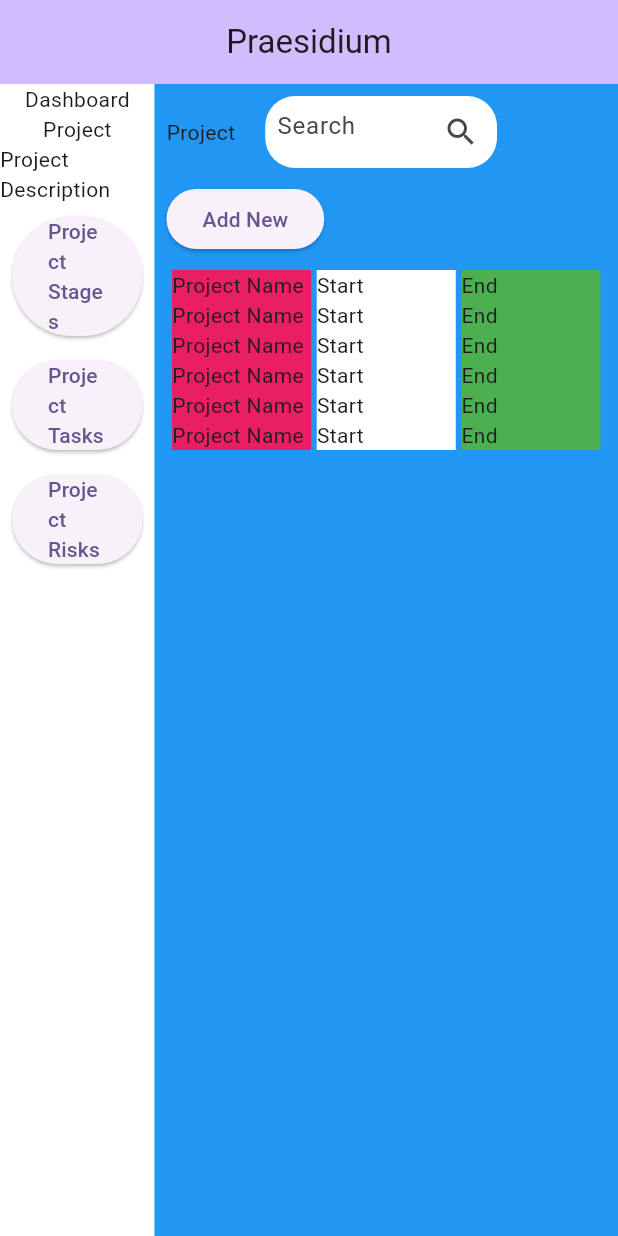
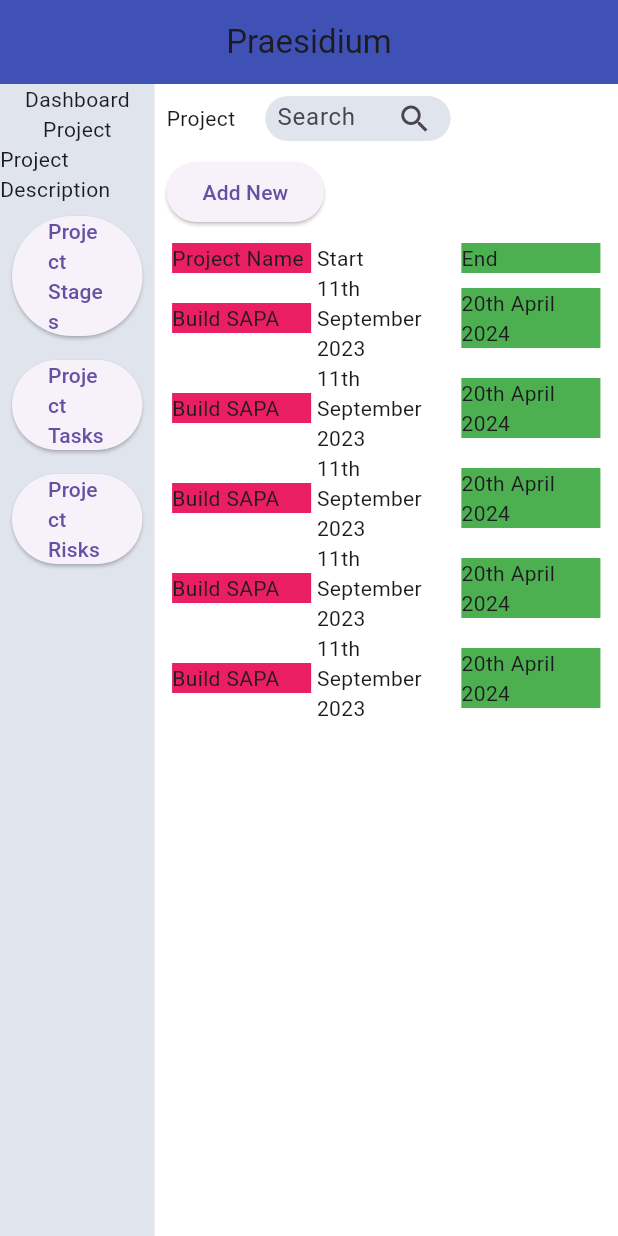
Before and after one commit to Bradley-Boodoo/Praesidium, a Flutter app: the screen it shows after launch, on a phone screen of 412 x 824 dp. Run offline on Flutter 3.47's test engine with Material 2 defaults, Android fonts, the phone set to English and light mode, and no system bars; our stand-ins replace bloc.

Commit message:
little prettier

```diff
--- a/lib/main.dart
+++ b/lib/main.dart
@@ -1,6 +1,7 @@
 import 'package:flutter/material.dart';
 
 import 'screens/home/home_screen.dart';
+import 'theme.dart';
 
 void main() {
   runApp(const MyApp());
@@ -14,7 +15,7 @@ class MyApp extends StatelessWidget {
     return MaterialApp(
       title: 'Flutter Demo',
       theme: ThemeData(
-        colorScheme: ColorScheme.fromSeed(seedColor: Colors.deepPurple),
+        primarySwatch: kPrimaryColor,
         useMaterial3: true,
       ),
       home: const HomeScreen(),
--- a/lib/screens/home/components/dashboard.dart
+++ b/lib/screens/home/components/dashboard.dart
@@ -1,4 +1,5 @@
 import 'package:flutter/material.dart';
+import 'package:praesidium/theme.dart';
 
 class Dashboard extends StatelessWidget {
   const Dashboard({super.key, required this.dashboardWidth});
@@ -8,7 +9,7 @@ class Dashboard extends StatelessWidget {
   @override
   Widget build(BuildContext context) {
     return Container(
-      color: Colors.white,
+      color: kAccentColor,
       width: dashboardWidth,
       child: Column(
         children: [
--- a/lib/screens/home/components/projects_header.dart
+++ b/lib/screens/home/components/projects_header.dart
@@ -1,10 +1,9 @@
 import 'package:flutter/material.dart';
 
+import '../../../theme.dart';
+
 class ProjectsHeader extends StatelessWidget {
-  const ProjectsHeader({
-    super.key,
-    required this.searchbarWidth,
-  });
+  const ProjectsHeader({super.key, required this.searchbarWidth});
 
   final double searchbarWidth;
 
@@ -21,9 +20,10 @@ class ProjectsHeader extends StatelessWidget {
         // Search
         Flexible(
           child: Container(
+            height: 30,
             width: searchbarWidth,
             decoration: BoxDecoration(
-              color: Colors.white,
+              color: kAccentColor,
               borderRadius: BorderRadius.circular(20),
             ),
             child: Padding(
--- a/lib/screens/home/home_screen.dart
+++ b/lib/screens/home/home_screen.dart
@@ -1,5 +1,6 @@
 import 'package:flutter/material.dart';
 
+import '../../theme.dart';
 import 'components/dashboard.dart';
 import 'components/projects_header.dart';
 import 'components/table_header.dart';
@@ -16,15 +17,16 @@ class HomeScreen extends StatelessWidget {
 
     double dashboardWidth = width * 0.25;
     double detailsWidth = width - dashboardWidth;
-    double searchbarWidth = detailsWidth * 0.5;
+    double searchbarWidth = detailsWidth * 0.4;
     double tableColumnWidth = detailsWidth * 0.3;
 
     double whitespaceHeight = 10;
 
     return Scaffold(
+      backgroundColor: kBackgroundColor,
       /* APPBAR */
       appBar: AppBar(
-        backgroundColor: Theme.of(context).colorScheme.inversePrimary,
+        backgroundColor: kPrimaryColor,
         title: Center(child: Text(title)),
       ),
       body: SizedBox(
@@ -36,9 +38,8 @@ class HomeScreen extends StatelessWidget {
             Dashboard(dashboardWidth: dashboardWidth),
 
             /* PROJECTS */
-            Container(
+            SizedBox(
               width: detailsWidth,
-              color: Colors.blue,
               child: Padding(
                 padding: const EdgeInsets.all(8.0),
                 child: Column(
@@ -76,17 +77,17 @@ class HomeScreen extends StatelessWidget {
                               Container(
                                 color: Colors.pink,
                                 width: tableColumnWidth,
-                                child: const Text("Project Name"),
+                                child: const Text("Build SAPA"),
                               ),
                               Container(
                                 color: Colors.white,
                                 width: tableColumnWidth,
-                                child: Text("Start"),
+                                child: Text("11th September 2023"),
                               ),
                               Container(
                                 color: Colors.green,
                                 width: tableColumnWidth,
-                                child: Text("End"),
+                                child: Text("20th April 2024"),
                               ),
                             ],
                           );
--- /dev/null
+++ b/lib/theme.dart
@@ -0,0 +1,5 @@
+import 'package:flutter/material.dart';
+
+const kPrimaryColor = Colors.indigo;
+const kBackgroundColor = Colors.white;
+const kAccentColor = Color.fromARGB(255, 223, 228, 237);
```
Also changed, not shown: lib/oop/stage.dart (added), lib/oop/task.dart (added).
